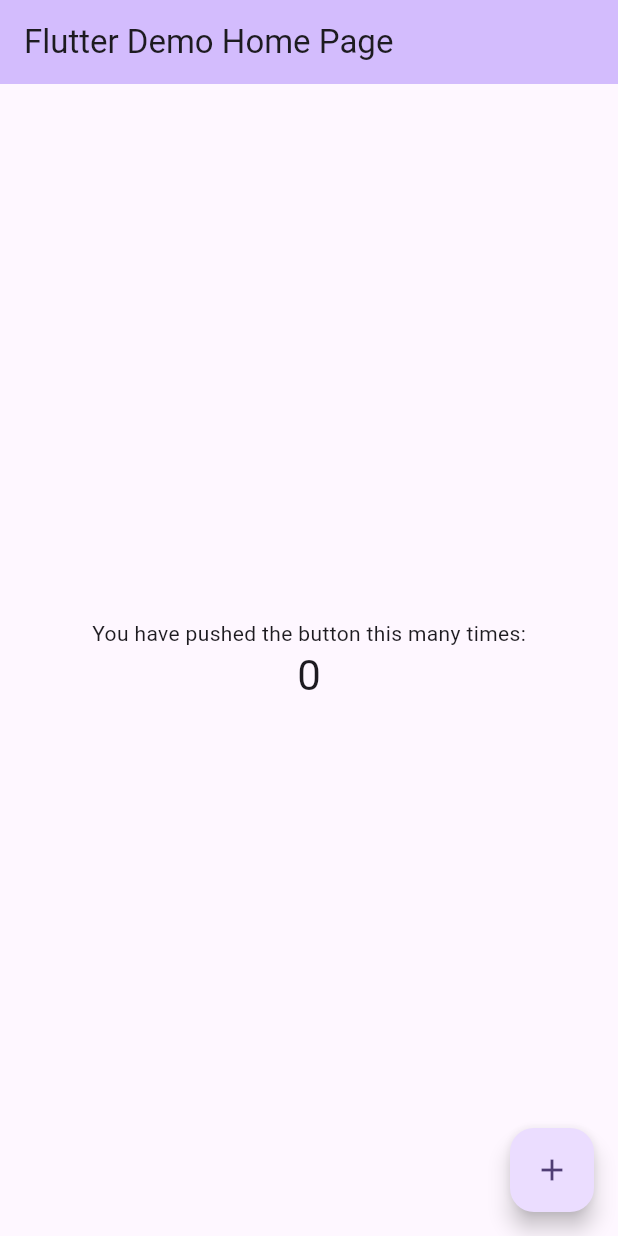
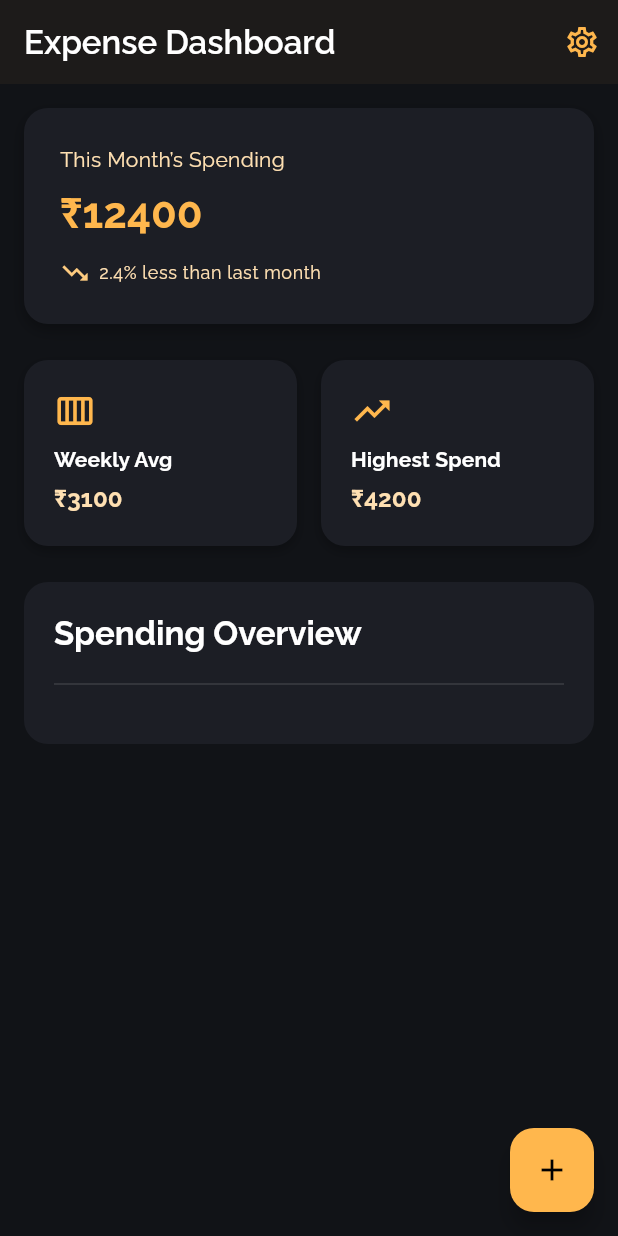
Before and after one commit to crux-bphc/flutter_workshop_25, a Flutter app: the screen it shows after launch, on a phone screen of 412 x 824 dp. Run offline on Flutter 3.47's test engine with Material 3 defaults, Android fonts, the light colour scheme and no system bars; our stand-ins replace google_fonts.

Commit message:
feat: create home screen layout with hardcoded values

```diff
--- a/lib/main.dart
+++ b/lib/main.dart
@@ -1,4 +1,6 @@
 import 'package:flutter/material.dart';
+import 'package:flutter_workshop_25/screens/home_screen.dart';
+import 'package:flutter_workshop_25/theme.dart';
 
 void main() {
   runApp(const MyApp());
@@ -7,116 +9,13 @@ void main() {
 class MyApp extends StatelessWidget {
   const MyApp({super.key});
 
-  // This widget is the root of your application.
   @override
   Widget build(BuildContext context) {
     return MaterialApp(
-      title: 'Flutter Demo',
-      theme: ThemeData(
-        // This is the theme of your application.
-        //
-        // TRY THIS: Try running your application with "flutter run". You'll see
-        // the application has a purple toolbar. Then, without quitting the app,
-        // try changing the seedColor in the colorScheme below to Colors.green
-        // and then invoke "hot reload" (save your changes or press the "hot
-        // reload" button in a Flutter-supported IDE, or press "r" if you used
-        // the command line to start the app).
-        //
-        // Notice that the counter didn't reset back to zero; the application
-        // state is not lost during the reload. To reset the state, use hot
-        // restart instead.
-        //
-        // This works for code too, not just values: Most code changes can be
-        // tested with just a hot reload.
-        colorScheme: ColorScheme.fromSeed(seedColor: Colors.deepPurple),
-      ),
-      home: const MyHomePage(title: 'Flutter Demo Home Page'),
+      title: 'Expense Tracker',
+      debugShowCheckedModeBanner: false,
+      theme: appTheme,
+      home: const HomeScreen(),
     );
   }
 }
-
-class MyHomePage extends StatefulWidget {
-  const MyHomePage({super.key, required this.title});
-
-  // This widget is the home page of your application. It is stateful, meaning
-  // that it has a State object (defined below) that contains fields that affect
-  // how it looks.
-
-  // This class is the configuration for the state. It holds the values (in this
-  // case the title) provided by the parent (in this case the App widget) and
-  // used by the build method of the State. Fields in a Widget subclass are
-  // always marked "final".
-
-  final String title;
-
-  @override
-  State<MyHomePage> createState() => _MyHomePageState();
-}
-
-class _MyHomePageState extends State<MyHomePage> {
-  int _counter = 0;
-
-  void _incrementCounter() {
-    setState(() {
-      // This call to setState tells the Flutter framework that something has
-      // changed in this State, which causes it to rerun the build method below
-      // so that the display can reflect the updated values. If we changed
-      // _counter without calling setState(), then the build method would not be
-      // called again, and so nothing would appear to happen.
-      _counter++;
-    });
-  }
-
-  @override
-  Widget build(BuildContext context) {
-    // This method is rerun every time setState is called, for instance as done
-    // by the _incrementCounter method above.
-    //
-    // The Flutter framework has been optimized to make rerunning build methods
-    // fast, so that you can just rebuild anything that needs updating rather
-    // than having to individually change instances of widgets.
-    return Scaffold(
-      appBar: AppBar(
-        // TRY THIS: Try changing the color here to a specific color (to
-        // Colors.amber, perhaps?) and trigger a hot reload to see the AppBar
-        // change color while the other colors stay the same.
-        backgroundColor: Theme.of(context).colorScheme.inversePrimary,
-        // Here we take the value from the MyHomePage object that was created by
-        // the App.build method, and use it to set our appbar title.
-        title: Text(widget.title),
-      ),
-      body: Center(
-        // Center is a layout widget. It takes a single child and positions it
-        // in the middle of the parent.
-        child: Column(
-          // Column is also a layout widget. It takes a list of children and
-          // arranges them vertically. By default, it sizes itself to fit its
-          // children horizontally, and tries to be as tall as its parent.
-          //
-          // Column has various properties to control how it sizes itself and
-          // how it positions its children. Here we use mainAxisAlignment to
-          // center the children vertically; the main axis here is the vertical
-          // axis because Columns are vertical (the cross axis would be
-          // horizontal).
-          //
-          // TRY THIS: Invoke "debug painting" (choose the "Toggle Debug Paint"
-          // action in the IDE, or press "p" in the console), to see the
-          // wireframe for each widget.
-          mainAxisAlignment: MainAxisAlignment.center,
-          children: <Widget>[
-            const Text('You have pushed the button this many times:'),
-            Text(
-              '$_counter',
-              style: Theme.of(context).textTheme.headlineMedium,
-            ),
-          ],
-        ),
-      ),
-      floatingActionButton: FloatingActionButton(
-        onPressed: _incrementCounter,
-        tooltip: 'Increment',
-        child: const Icon(Icons.add),
-      ), // This trailing comma makes auto-formatting nicer for build methods.
-    );
-  }
-}
--- /dev/null
+++ b/lib/screens/home_screen.dart
@@ -0,0 +1,184 @@
+import 'package:flutter/material.dart';
+import 'package:flutter_workshop_25/theme.dart';
+
+class HomeScreen extends StatelessWidget {
+  const HomeScreen({super.key});
+
+  @override
+  Widget build(BuildContext context) {
+    double totalMonthlyExpense = 12400;
+    double weeklyAverage = 3100;
+    double highestSpending = 4200;
+
+    return Scaffold(
+      appBar: AppBar(
+        title: const Text('Expense Dashboard'),
+        actions: [
+          IconButton(
+            icon: const Icon(Icons.settings_outlined),
+            onPressed: () {},
+          ),
+        ],
+      ),
+      body: SingleChildScrollView(
+        padding: const EdgeInsets.all(16),
+        child: Column(
+          crossAxisAlignment: CrossAxisAlignment.start,
+          children: [
+            Container(
+              width: double.infinity,
+              padding: const EdgeInsets.all(24),
+              decoration: BoxDecoration(
+                color: AppColors.card,
+                borderRadius: BorderRadius.circular(16),
+                boxShadow: [
+                  BoxShadow(
+                    color: Colors.black.withAlpha((0.3 * 255).round()),
+                    blurRadius: 8,
+                    offset: const Offset(0, 4),
+                  ),
+                ],
+              ),
+              child: Column(
+                crossAxisAlignment: CrossAxisAlignment.start,
+                children: [
+                  Text(
+                    "This Month’s Spending",
+                    style: Theme.of(context).textTheme.bodyMedium!.copyWith(
+                      color: AppColors.textSecondary,
+                    ),
+                  ),
+                  const SizedBox(height: 8),
+                  Text(
+                    "₹${totalMonthlyExpense.toStringAsFixed(0)}",
+                    style: Theme.of(context).textTheme.headlineMedium!.copyWith(
+                      color: AppColors.primary,
+                      fontWeight: FontWeight.bold,
+                    ),
+                  ),
+                  const SizedBox(height: 12),
+                  Row(
+                    children: [
+                      const Icon(
+                        Icons.trending_down,
+                        color: AppColors.accent,
+                        size: 20,
+                      ),
+                      const SizedBox(width: 6),
+                      Text(
+                        "2.4% less than last month",
+                        style: Theme.of(context).textTheme.bodySmall!.copyWith(
+                          color: AppColors.textSecondary,
+                        ),
+                      ),
+                    ],
+                  ),
+                ],
+              ),
+            ),
+
+            const SizedBox(height: 24),
+
+            Row(
+              children: [
+                Expanded(
+                  child: _buildStatCard(
+                    context,
+                    icon: Icons.calendar_view_week,
+                    title: "Weekly Avg",
+                    value: "₹${weeklyAverage.toStringAsFixed(0)}",
+                  ),
+                ),
+                const SizedBox(width: 16),
+                Expanded(
+                  child: _buildStatCard(
+                    context,
+                    icon: Icons.trending_up,
+                    title: "Highest Spend",
+                    value: "₹${highestSpending.toStringAsFixed(0)}",
+                  ),
+                ),
+              ],
+            ),
+
+            const SizedBox(height: 24),
+
+            Container(
+              width: double.infinity,
+              padding: const EdgeInsets.all(20),
+              decoration: BoxDecoration(
+                color: AppColors.card,
+                borderRadius: BorderRadius.circular(16),
+              ),
+              child: Column(
+                crossAxisAlignment: CrossAxisAlignment.start,
+                children: [
+                  Text(
+                    "Spending Overview",
+                    style: Theme.of(context).textTheme.titleLarge!.copyWith(
+                      fontWeight: FontWeight.bold,
+                      color: AppColors.textPrimary,
+                    ),
+                  ),
+                  const SizedBox(height: 12),
+                  const Divider(),
+                  const SizedBox(height: 12),
+                  //todo: add some graphs for spending overview
+                ],
+              ),
+            ),
+          ],
+        ),
+      ),
+
+      floatingActionButton: FloatingActionButton(
+        onPressed: () {},
+        child: const Icon(Icons.add),
+      ),
+    );
+  }
+
+  Widget _buildStatCard(
+    BuildContext context, {
+    required IconData icon,
+    required String title,
+    required String value,
+  }) {
+    return Container(
+      padding: const EdgeInsets.all(20),
+      decoration: BoxDecoration(
+        color: AppColors.card,
+        borderRadius: BorderRadius.circular(16),
+        boxShadow: [
+          BoxShadow(
+            color: Colors.black.withAlpha((0.25 * 255).round()),
+            blurRadius: 6,
+            offset: const Offset(0, 3),
+          ),
+        ],
+      ),
+      child: Column(
+        crossAxisAlignment: CrossAxisAlignment.start,
+        children: [
+          Icon(icon, color: AppColors.iconSelected, size: 28),
+          const SizedBox(height: 8),
+          Text(
+            title,
+            style: Theme.of(context).textTheme.titleSmall!.copyWith(
+              color: AppColors.textPrimary,
+              fontWeight: FontWeight.bold,
+            ),
+          ),
+          const SizedBox(height: 4),
+          Text(
+            value,
+            style: Theme.of(context).textTheme.titleMedium!.copyWith(
+              color: AppColors.textSecondary,
+              fontWeight: FontWeight.bold,
+            ),
+          ),
+        ],
+      ),
+    );
+  }
+}
--- /dev/null
+++ b/lib/theme.dart
@@ -0,0 +1,74 @@
+import 'package:flutter/material.dart';
+import 'package:google_fonts/google_fonts.dart';
+
+class AppColors {
+  static const Color surface = Color(0xFF111317);
+  static const Color card = Color(0xFF1C1E25);
+  static const Color primary = Color(0xFFFFB74D);
+  static const Color accent = Color(0xFFFFCC80);
+  static const Color button = Color(0xFFFFA726);
+  static const Color altButton = Color(0xFF1A1C23);
+  static const Color buttonText = Colors.white;
+  static const Color textPrimary = Colors.white;
+  static const Color textSecondary = Color(0xFFFFE0B2);
+  static const Color iconSelected = Color(0xFFFFB74D);
+  static const Color error = Color(0xFFFF5C5C);
+  static const Color navbar = Color(0xFF1A1C23);
+  static const Color success = Colors.green;
+}
+
+final colorScheme = ColorScheme.dark(
+  primary: AppColors.primary,
+  secondary: AppColors.accent,
+  surface: AppColors.surface,
+  error: AppColors.error,
+  onPrimary: AppColors.buttonText,
+  onSecondary: AppColors.textPrimary,
+  onSurface: AppColors.textPrimary,
+  onError: AppColors.buttonText,
+);
+
+final _theme = ThemeData.from(colorScheme: colorScheme, useMaterial3: true);
+
+final ThemeData appTheme = _theme.copyWith(
+  scaffoldBackgroundColor: AppColors.surface,
+  cardTheme: const CardThemeData(
+    color: AppColors.card,
+    margin: EdgeInsets.symmetric(horizontal: 12, vertical: 6),
+    shape: RoundedRectangleBorder(
+      borderRadius: BorderRadius.all(Radius.circular(12)),
+    ),
+    elevation: 2,
+  ),
+  appBarTheme: AppBarTheme(
+    backgroundColor: AppColors.surface,
+    elevation: 1,
+    titleTextStyle: GoogleFonts.raleway(
+      fontSize: 22,
+      fontWeight: FontWeight.w600,
+      color: AppColors.textPrimary,
+    ),
+    iconTheme: const IconThemeData(color: AppColors.primary),
+  ),
+  textTheme: GoogleFonts.ralewayTextTheme().apply(
+    bodyColor: AppColors.textPrimary,
+    displayColor: AppColors.textPrimary,
+  ),
+  elevatedButtonTheme: ElevatedButtonThemeData(
+    style: ElevatedButton.styleFrom(
+      backgroundColor: AppColors.button,
+      foregroundColor: AppColors.buttonText,
+      shape: RoundedRectangleBorder(borderRadius: BorderRadius.circular(12)),
+      padding: const EdgeInsets.symmetric(horizontal: 48, vertical: 16),
+      textStyle: GoogleFonts.raleway(fontWeight: FontWeight.w700, fontSize: 16),
+    ),
+  ),
+  floatingActionButtonTheme: const FloatingActionButtonThemeData(
+    backgroundColor: AppColors.primary,
+    foregroundColor: Colors.black,
+    shape: RoundedRectangleBorder(
+      borderRadius: BorderRadius.all(Radius.circular(16)),
+    ),
+  ),
+  dividerTheme: const DividerThemeData(color: Color(0x22FFFFFF)),
+);
--- /dev/null
+++ b/lib/widgets/expense_tile.dart
@@ -0,0 +1,66 @@
+import 'package:flutter/material.dart';
+import 'package:intl/intl.dart';
+
+import 'package:flutter_workshop_25/theme.dart';
+
+class ExpenseTile extends StatelessWidget {
+  final String title;
+  final double amount;
+  final DateTime date;
+
+  const ExpenseTile({
+    super.key,
+    required this.title,
+    required this.amount,
+    required this.date,
+  });
+
+  @override
+  Widget build(BuildContext context) {
+    final formattedDate = DateFormat('MMM d, yyyy').format(date);
+    final currency = NumberFormat.currency(locale: 'en_IN', symbol: '₹');
+
+    return Card(
+      child: Padding(
+        padding: const EdgeInsets.symmetric(horizontal: 16, vertical: 12),
+        child: Row(
+          children: [
+            Expanded(
+              child: Column(
+                crossAxisAlignment: CrossAxisAlignment.start,
+                children: [
+                  Text(title, style: Theme.of(context).textTheme.titleLarge),
+                  const SizedBox(height: 4),
+                  Row(
+                    children: [
+                      const Icon(
+                        Icons.calendar_today,
+                        size: 14,
+                        color: AppColors.iconSelected,
+                      ),
+                      const SizedBox(width: 4),
+                      Text(
+                        formattedDate,
+                        style: Theme.of(context).textTheme.bodyMedium!.copyWith(
+                          color: AppColors.textPrimary,
+                          fontSize: 13,
+                        ),
+                      ),
+                    ],
+                  ),
+                ],
+              ),
+            ),
+            Text(
+              currency.format(amount),
+              style: Theme.of(context).textTheme.labelLarge!.copyWith(
+                color: Theme.of(context).colorScheme.primary,
+                fontSize: 18,
+              ),
+            ),
+          ],
+        ),
+      ),
+    );
+  }
+}
--- a/pubspec.yaml
+++ b/pubspec.yaml
@@ -34,6 +34,8 @@ dependencies:
   # The following adds the Cupertino Icons font to your application.
   # Use with the CupertinoIcons class for iOS style icons.
   cupertino_icons: ^1.0.8
+  intl: ^0.20.2
+  google_fonts: ^6.3.2
 
 dev_dependencies:
   flutter_test:
```
Also changed, not shown: pubspec.lock, 7 other files.
